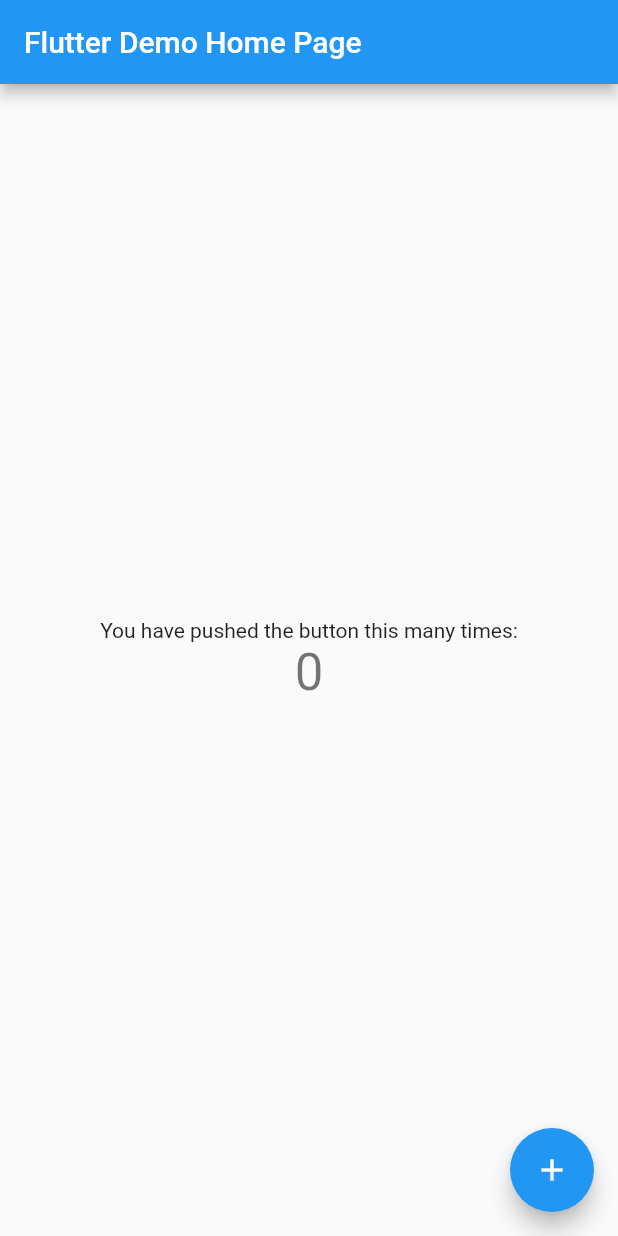
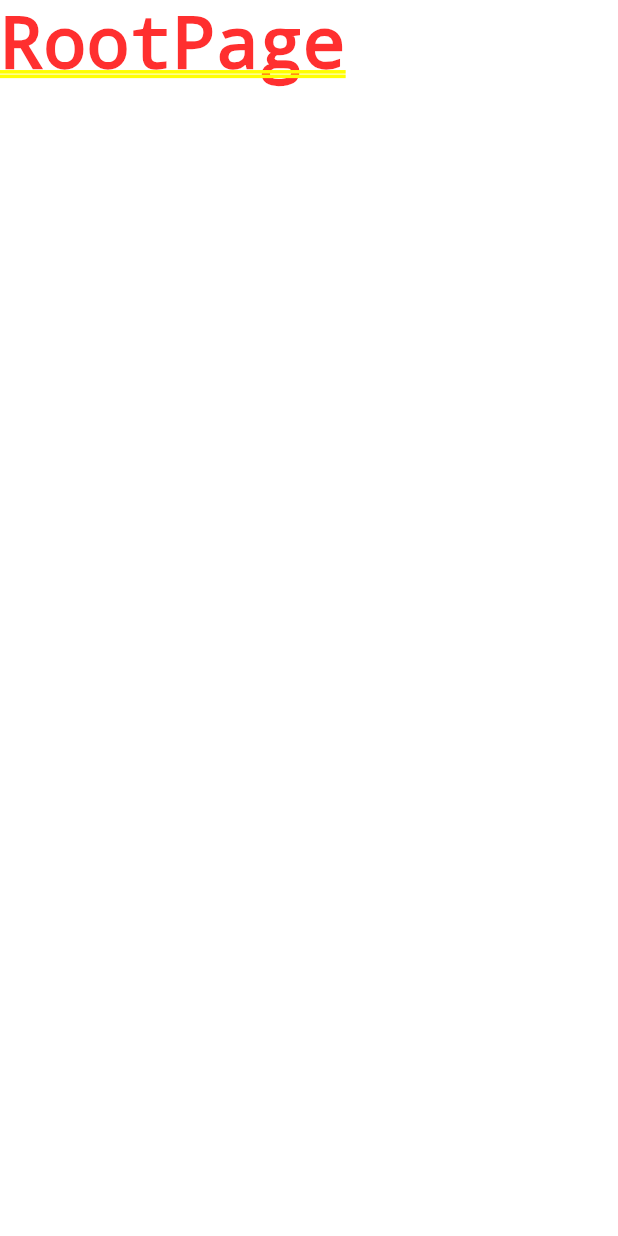
Before and after one commit to jooyoung0525/Flutter_Instagram, a Flutter app: the screen it shows after launch, on a phone screen of 412 x 824 dp. Run offline on Flutter 3.47's test engine with Material 2 defaults, Android fonts, the phone set to English and light mode, and no system bars.

Commit message:
빈화면 생성

```diff
--- /dev/null
+++ b/lib/login_page.dart
@@ -0,0 +1,9 @@
+import 'package:flutter/material.dart';
+class RootPage extends StatelessWidget {
+  const RootPage({Key? key}) : super(key: key);
+
+  @override
+  Widget build(BuildContext context) {
+    return Container();
+  }
+}
--- a/lib/main.dart
+++ b/lib/main.dart
@@ -1,4 +1,6 @@
 import 'package:flutter/material.dart';
+import 'package:flutter_instagram/root_page.dart';
+import 'package:flutter_instagram/tab_page.dart';
 
 void main() {
   runApp(const MyApp());
@@ -24,92 +26,7 @@ class MyApp extends StatelessWidget {
         // is not restarted.
         primarySwatch: Colors.blue,
       ),
-      home: const MyHomePage(title: 'Flutter Demo Home Page'),
+      home: RootPage(),
     );
   }
 }
-
-class MyHomePage extends StatefulWidget {
-  const MyHomePage({Key? key, required this.title}) : super(key: key);
-
-  // This widget is the home page of your application. It is stateful, meaning
-  // that it has a State object (defined below) that contains fields that affect
-  // how it looks.
-
-  // This class is the configuration for the state. It holds the values (in this
-  // case the title) provided by the parent (in this case the App widget) and
-  // used by the build method of the State. Fields in a Widget subclass are
-  // always marked "final".
-
-  final String title;
-
-  @override
-  State<MyHomePage> createState() => _MyHomePageState();
-}
-
-class _MyHomePageState extends State<MyHomePage> {
-  int _counter = 0;
-
-  void _incrementCounter() {
-    setState(() {
-      // This call to setState tells the Flutter framework that something has
-      // changed in this State, which causes it to rerun the build method below
-      // so that the display can reflect the updated values. If we changed
-      // _counter without calling setState(), then the build method would not be
-      // called again, and so nothing would appear to happen.
-      _counter++;
-    });
-  }
-
-  @override
-  Widget build(BuildContext context) {
-    // This method is rerun every time setState is called, for instance as done
-    // by the _incrementCounter method above.
-    //
-    // The Flutter framework has been optimized to make rerunning build methods
-    // fast, so that you can just rebuild anything that needs updating rather
-    // than having to individually change instances of widgets.
-    return Scaffold(
-      appBar: AppBar(
-        // Here we take the value from the MyHomePage object that was created by
-        // the App.build method, and use it to set our appbar title.
-        title: Text(widget.title),
-      ),
-      body: Center(
-        // Center is a layout widget. It takes a single child and positions it
-        // in the middle of the parent.
-        child: Column(
-          // Column is also a layout widget. It takes a list of children and
-          // arranges them vertically. By default, it sizes itself to fit its
-          // children horizontally, and tries to be as tall as its parent.
-          //
-          // Invoke "debug painting" (press "p" in the console, choose the
-          // "Toggle Debug Paint" action from the Flutter Inspector in Android
-          // Studio, or the "Toggle Debug Paint" command in Visual Studio Code)
-          // to see the wireframe for each widget.
-          //
-          // Column has various properties to control how it sizes itself and
-          // how it positions its children. Here we use mainAxisAlignment to
-          // center the children vertically; the main axis here is the vertical
-          // axis because Columns are vertical (the cross axis would be
-          // horizontal).
-          mainAxisAlignment: MainAxisAlignment.center,
-          children: <Widget>[
-            const Text(
-              'You have pushed the button this many times:',
-            ),
-            Text(
-              '$_counter',
-              style: Theme.of(context).textTheme.headline4,
-            ),
-          ],
-        ),
-      ),
-      floatingActionButton: FloatingActionButton(
-        onPressed: _incrementCounter,
-        tooltip: 'Increment',
-        child: const Icon(Icons.add),
-      ), // This trailing comma makes auto-formatting nicer for build methods.
-    );
-  }
-}
--- /dev/null
+++ b/lib/root_page.dart
@@ -0,0 +1,10 @@
+import 'package:flutter/material.dart';
+
+class RootPage extends StatelessWidget {
+  const RootPage({Key? key}) : super(key: key);
+
+  @override
+  Widget build(BuildContext context) {
+    return Container( child: Text("RootPage"),);
+  }
+}
--- /dev/null
+++ b/lib/tab_page.dart
@@ -0,0 +1,15 @@
+import 'package:flutter/material.dart';
+
+class TabPage extends StatefulWidget {
+  const TabPage({Key? key}) : super(key: key);
+
+  @override
+  _TabPageState createState() => _TabPageState();
+}
+
+class _TabPageState extends State<TabPage> {
+  @override
+  Widget build(BuildContext context) {
+    return Container(child: Text("TabPage"),);
+  }
+}
```
